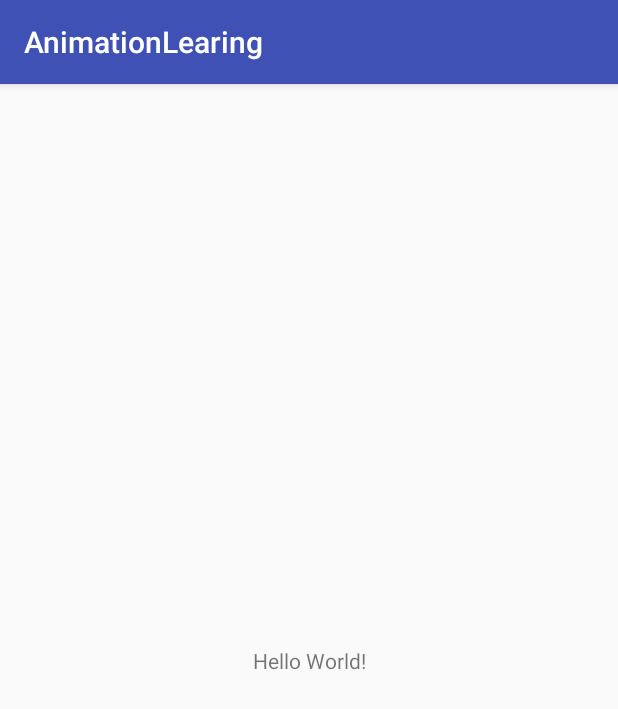
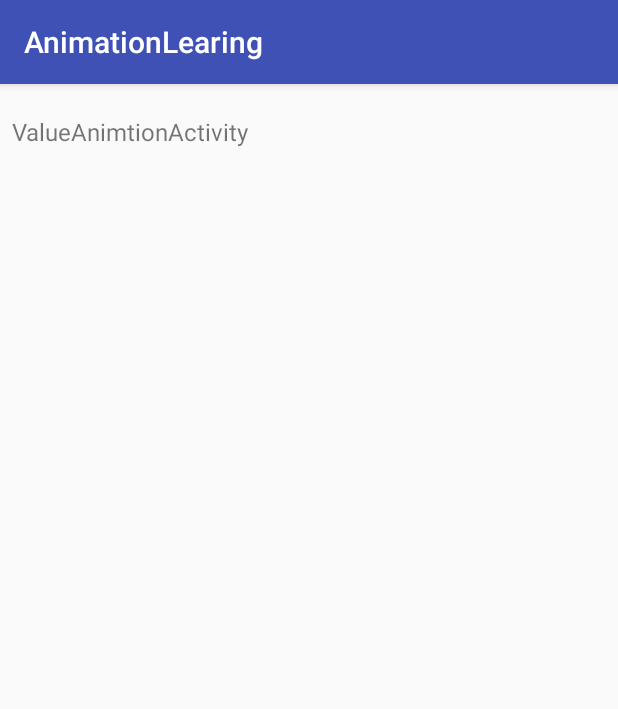
Before and after one commit to xiaxiayige/LearingProJect, an Android app: the screen it shows after launch (MainActivity), on a phone screen of 412 x 824 dp. Shown: the top 709 px of the screen. Run offline under Robolectric (Android 15) with nearby library versions, the phone set to English and light mode, and no system bars.

Commit message:
ValueAnimation  demo

```diff
--- a/AnimationLearing/app/src/main/java/com/qilin/AnimationLearing/MainActivity.java
+++ b/AnimationLearing/app/src/main/java/com/qilin/AnimationLearing/MainActivity.java
@@ -1,13 +1,26 @@
 package com.qilin.AnimationLearing;
 
+import android.os.Bundle;
 import android.support.v7.app.AppCompatActivity;
-import android.os.Bundle;
+import android.support.v7.widget.LinearLayoutManager;
+import android.support.v7.widget.RecyclerView;
+
+import com.qilin.AnimationLearing.adapter.AnimtionListAdapter;
 
 public class MainActivity extends AppCompatActivity {
+    private RecyclerView recyle_id;
+
+    private String[] animationArr={"ValueAnimtionActivity"};
 
     @Override
     protected void onCreate(Bundle savedInstanceState) {
         super.onCreate(savedInstanceState);
         setContentView(R.layout.activity_main);
+        recyle_id= (RecyclerView) findViewById(R.id.recyle_id);
+        recyle_id.setLayoutManager(new LinearLayoutManager(this));
+        AnimtionListAdapter adapter=new AnimtionListAdapter(animationArr);
+        recyle_id.setAdapter(adapter);
     }
+
+
 }
--- /dev/null
+++ b/AnimationLearing/app/src/main/java/com/qilin/AnimationLearing/adapter/AnimtionListAdapter.java
@@ -0,0 +1,66 @@
+package com.qilin.AnimationLearing.adapter;
+
+import android.content.Context;
+import android.content.Intent;
+import android.support.v7.widget.RecyclerView;
+import android.view.LayoutInflater;
+import android.view.View;
+import android.view.ViewGroup;
+import android.widget.TextView;
+
+import com.qilin.AnimationLearing.R;
+
+/**
+ * Created by Administrator on 2017/5/21.
+ */
+
+public class AnimtionListAdapter extends RecyclerView.Adapter<AnimtionListAdapter.MyViewHolder> {
+    private String[] list;
+
+    public AnimtionListAdapter(String[] list) {
+        this.list = list;
+    }
+
+    @Override
+    public MyViewHolder onCreateViewHolder(ViewGroup parent, int viewType) {
+        return new MyViewHolder(parent);
+    }
+
+    @Override
+    public void onBindViewHolder(MyViewHolder holder, int position) {
+        holder.setTextView(list[position]);
+        holder.setOnClick(list[position]);
+    }
+
+    @Override
+    public int getItemCount() {
+        return list.length;
+    }
+
+    class MyViewHolder extends RecyclerView.ViewHolder {
+        private TextView textView;
+        private Context context;
+
+        public MyViewHolder(ViewGroup parent) {
+            super(LayoutInflater.from(parent.getContext()).inflate(R.layout.item_layout, parent, false));
+            context = parent.getContext();
+            textView = (TextView) itemView.findViewById(R.id.txtv_value);
+        }
+
+        public void setTextView(String string) {
+            textView.setText(string);
+        }
+
+        public void setOnClick(final  String action) {
+            textView.setOnClickListener(new View.OnClickListener() {
+                @Override
+                public void onClick(View v) {
+                    Intent intent = new Intent();
+                    intent.setAction(String.format("com.qilin.AnimationLearing.%s", action));
+                    context.startActivity(intent);
+                }
+            });
+
+        }
+    }
+}
--- a/AnimationLearing/app/src/main/res/layout/activity_main.xml
+++ b/AnimationLearing/app/src/main/res/layout/activity_main.xml
@@ -7,13 +7,10 @@
     android:layout_height="match_parent"
     tools:context="com.qilin.AnimationLearing.MainActivity">
 
-    <TextView
-        android:layout_width="wrap_content"
-        android:layout_height="wrap_content"
-        android:text="Hello World!"
-        app:layout_constraintBottom_toBottomOf="parent"
-        app:layout_constraintLeft_toLeftOf="parent"
-        app:layout_constraintRight_toRightOf="parent"
-        app:layout_constraintTop_toTopOf="parent" />
+    <android.support.v7.widget.RecyclerView
+        android:id="@+id/recyle_id"
+        android:layout_width="match_parent"
+        android:layout_height="match_parent"
+        ></android.support.v7.widget.RecyclerView>
 
 </android.support.constraint.ConstraintLayout>
--- /dev/null
+++ b/AnimationLearing/app/src/main/res/layout/item_layout.xml
@@ -0,0 +1,17 @@
+<?xml version="1.0" encoding="utf-8"?>
+<LinearLayout xmlns:android="http://schemas.android.com/apk/res/android"
+    android:orientation="vertical" android:layout_width="match_parent"
+    xmlns:tools="http://schemas.android.com/tools"
+    android:layout_height="match_parent">
+
+    <TextView
+        android:id="@+id/txtv_value"
+        android:layout_width="match_parent"
+        android:layout_height="?attr/listPreferredItemHeight"
+        tools:text="aaaa"
+        android:textSize="16sp"
+        android:gravity="center|left"
+        android:paddingLeft="8dp"
+        />
+
+</LinearLayout>
```
Also changed, not shown: AnimationLearing/app/build.gradle (+13 -1 lines), AnimationLearing/app/src/main/AndroidManifest.xml (+12 -3 lines), AnimationLearing/app/src/main/java/com/qilin/AnimationLearing/ValueAnimtionActivity.java (added, +53 -0 lines), AnimationLearing/app/src/main/res/layout/activity_value_animtion.xml (added, +26 -0 lines).
